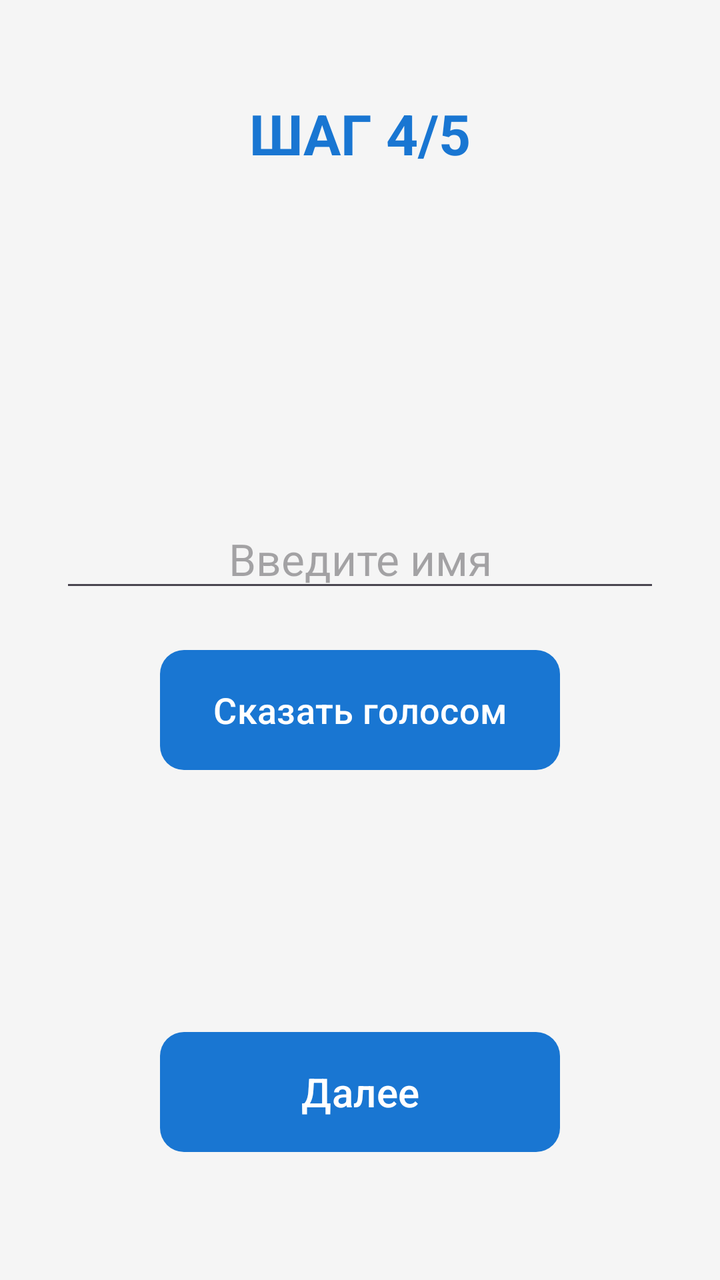
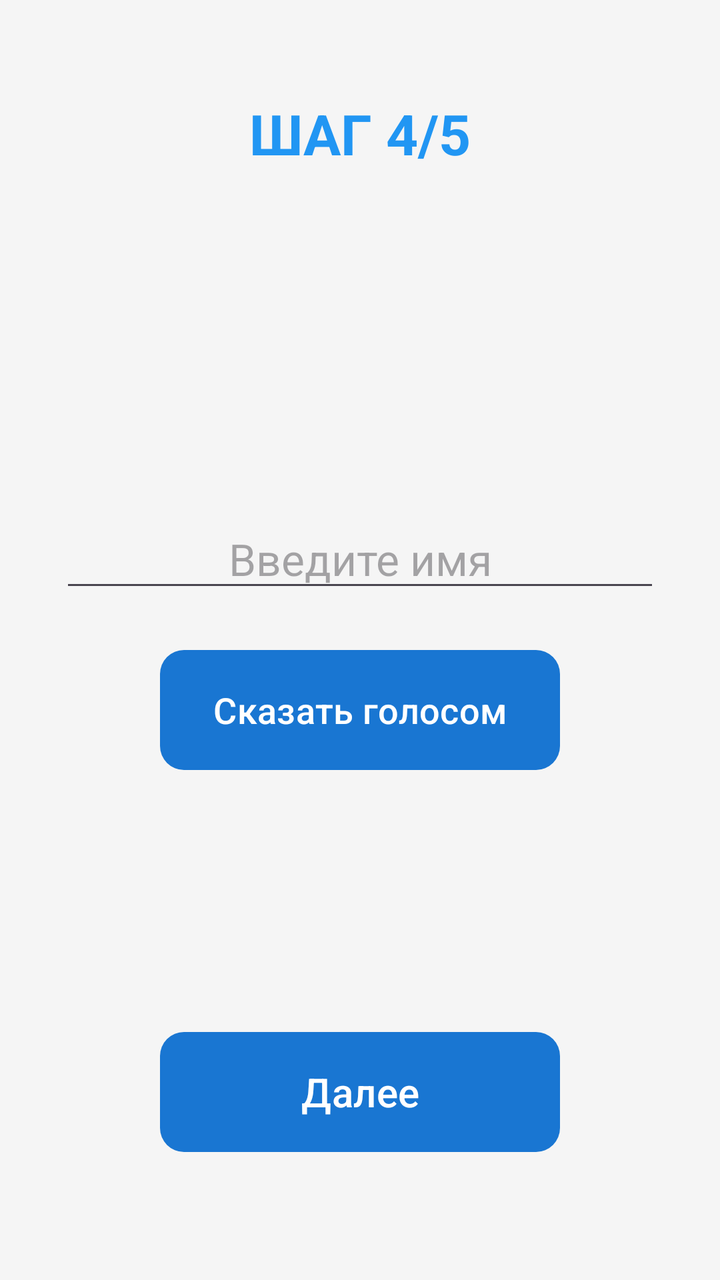

An Android layout rendered at two revisions. The XML below is the earlier revision; the diff shows what the commit changed to produce the second picture.
<!-- AndroidManifest.xml: application theme Theme.FinancialSuccess -->
<!-- res/layout/step_name.xml -->
<?xml version="1.0" encoding="utf-8"?>
<FrameLayout xmlns:android="http://schemas.android.com/apk/res/android"
    android:layout_width="match_parent"
    android:layout_height="match_parent"
    android:background="@color/background_color">

    <TextView
        android:id="@+id/tvStepTitle"
        android:layout_width="wrap_content"
        android:layout_height="wrap_content"
        android:text="ШАГ 4/5"
        android:textSize="28sp"
        android:textStyle="bold"
        android:textColor="@color/primary_color"
        android:layout_gravity="top|center_horizontal"
        android:layout_marginTop="48dp" />

    <LinearLayout
        android:layout_width="match_parent"
        android:layout_height="wrap_content"
        android:orientation="vertical"
        android:gravity="center"
        android:layout_gravity="center">
        <EditText
            android:id="@+id/etPlayerName"
            android:layout_width="300dp"
            android:layout_height="wrap_content"
            android:hint="Введите имя"
            android:textSize="22sp"
            android:maxLength="20"
            android:inputType="textPersonName"
            android:gravity="center" />
        <Button
            android:id="@+id/btnVoiceInput"
            android:layout_width="200dp"
            android:layout_height="60dp"
            android:text="Сказать голосом"
            android:textSize="18sp"
            android:background="@drawable/btn_secondary_bg"
            android:layout_marginTop="24dp" />
    </LinearLayout>

    <Button
        android:id="@+id/btnNextName"
        android:layout_width="200dp"
        android:layout_height="60dp"
        android:text="Далее"
        android:textSize="20sp"
        android:background="@drawable/btn_primary_bg"
        android:layout_gravity="bottom|center_horizontal"
        android:layout_marginBottom="64dp" />
</FrameLayout>
<!-- resources referenced by this layout -->
<resources>
  <color name="background_color">#F5F5F5</color>
  <color name="primary_color">#1976D2</color>
  <!-- drawable btn_primary_bg (drawable) -->
  <shape xmlns:android="http://schemas.android.com/apk/res/android" android:shape="rectangle">
      <solid android:color="@color/primary_color"/>
      <corners android:radius="12dp"/>
  </shape>
  <!-- drawable btn_secondary_bg (drawable) -->
  <shape xmlns:android="http://schemas.android.com/apk/res/android" android:shape="rectangle">
      <solid android:color="@color/secondary_color"/>
      <corners android:radius="12dp"/>
  </shape>
  <style name="Theme.FinancialSuccess" parent="Theme.Material3.DayNight">
          
          <item name="colorPrimary">@color/primary_color</item>
          <item name="colorPrimaryVariant">@color/primary_variant</item>
          <item name="colorOnPrimary">@color/white</item>
          
          
          <item name="colorSecondary">@color/secondary_color</item>
          <item name="colorSecondaryVariant">@color/secondary_variant</item>
          <item name="colorOnSecondary">@color/black</item>
          
          
          <item name="android:colorBackground">@color/background_color</item>
          <item name="colorSurface">@color/surface_color</item>
          <item name="colorOnBackground">@color/text_primary</item>
          <item name="colorOnSurface">@color/text_primary</item>
          
          
          <item name="android:statusBarColor">?attr/colorPrimaryVariant</item>
          
          
          <item name="windowActionBar">false</item>
          <item name="windowNoTitle">true</item>
          
          
          <item name="materialCardViewStyle">@style/Widget.App.CardView</item>
          
          
          <item name="materialButtonStyle">@style/Widget.App.Button</item>
      </style>
  <color name="secondary_color">#FFC107</color>
  <color name="primary_variant">#0D47A1</color>
  <color name="white">#FFFFFF</color>
  <color name="secondary_variant">#FF8F00</color>
  <color name="black">#000000</color>
  <color name="surface_color">#FFFFFF</color>
  <color name="text_primary">#212121</color>
  <style name="Widget.App.CardView" parent="Widget.Material3.CardView.Elevated">
          <item name="cardCornerRadius">12dp</item>
          <item name="cardElevation">4dp</item>
          <item name="contentPadding">16dp</item>
      </style>
  <style name="Widget.App.Button" parent="Widget.Material3.Button">
          <item name="cornerRadius">8dp</item>
          <item name="android:textAllCaps">false</item>
      </style>
</resources>

<!-- the commit's change to res/layout/step_name.xml (unified diff, before → after) -->
@@ -11,7 +11,7 @@
         android:text="ШАГ 4/5"
         android:textSize="28sp"
         android:textStyle="bold"
-        android:textColor="@color/primary_color"
+        android:textColor="@color/asset_blue"
         android:layout_gravity="top|center_horizontal"
         android:layout_marginTop="48dp" />
 
<!-- resource entries referenced after the edit -->
@@ -1,5 +1,6 @@
 <!-- resources referenced by this layout -->
 <resources>
+  <color name="asset_blue">#2196F3</color>
   <color name="background_color">#F5F5F5</color>
   <color name="primary_color">#1976D2</color>
   <!-- drawable btn_primary_bg (drawable) -->
